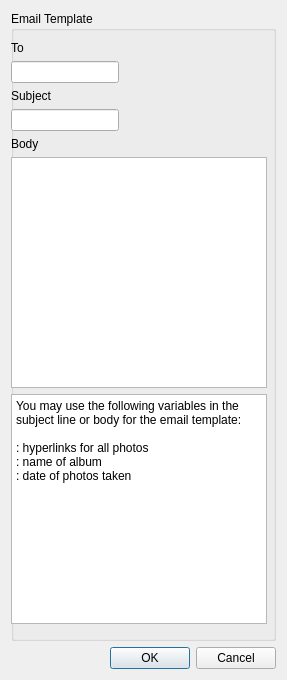
Qt form EmailTemplateDialog.ui (vulevu121/PhotosUploader) before a commit.
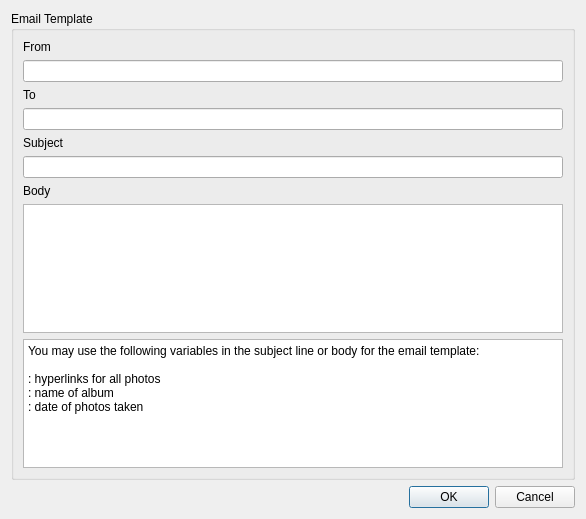
The same form after that commit.

```diff
--- a/EmailTemplateDialog.ui
+++ b/EmailTemplateDialog.ui
@@ -6,8 +6,8 @@
    <rect>
     <x>0</x>
     <y>0</y>
-    <width>287</width>
-    <height>680</height>
+    <width>586</width>
+    <height>519</height>
    </rect>
   </property>
   <property name="windowTitle">
@@ -19,47 +19,48 @@
      <property name="title">
       <string>Email Template</string>
      </property>
-     <widget class="QWidget" name="">
-      <property name="geometry">
-       <rect>
-        <x>0</x>
-        <y>30</y>
-        <width>264</width>
-        <height>583</height>
-       </rect>
-      </property>
-      <layout class="QFormLayout" name="formLayout">
-       <item row="0" column="0">
+     <layout class="QVBoxLayout" name="verticalLayout">
+      <item>
+       <widget class="QLabel" name="label_4">
+        <property name="text">
+         <string>From</string>
+        </property>
+       </widget>
+      </item>
+      <item>
+       <widget class="QLineEdit" name="lineEdit"/>
+      </item>
+      <item>
         <widget class="QLabel" name="label_3">
          <property name="text">
           <string>To</string>
          </property>
         </widget>
        </item>
-       <item row="1" column="0">
+      <item>
         <widget class="QLineEdit" name="toEdit"/>
        </item>
-       <item row="2" column="0">
+      <item>
         <widget class="QLabel" name="label">
          <property name="text">
           <string>Subject</string>
          </property>
         </widget>
        </item>
-       <item row="3" column="0">
+      <item>
         <widget class="QLineEdit" name="subjectEdit"/>
        </item>
-       <item row="4" column="0">
+      <item>
         <widget class="QLabel" name="label_2">
          <property name="text">
           <string>Body</string>
          </property>
         </widget>
        </item>
-       <item row="5" column="0">
+      <item>
         <widget class="QPlainTextEdit" name="bodyEdit"/>
        </item>
-       <item row="6" column="0">
+      <item>
         <widget class="QPlainTextEdit" name="plainTextEdit">
          <property name="enabled">
           <bool>true</bool>
@@ -75,7 +76,6 @@
         </widget>
        </item>
       </layout>
-     </widget>
     </widget>
    </item>
    <item>
```
Lines whose indentation alone changed are shown as unchanged.
